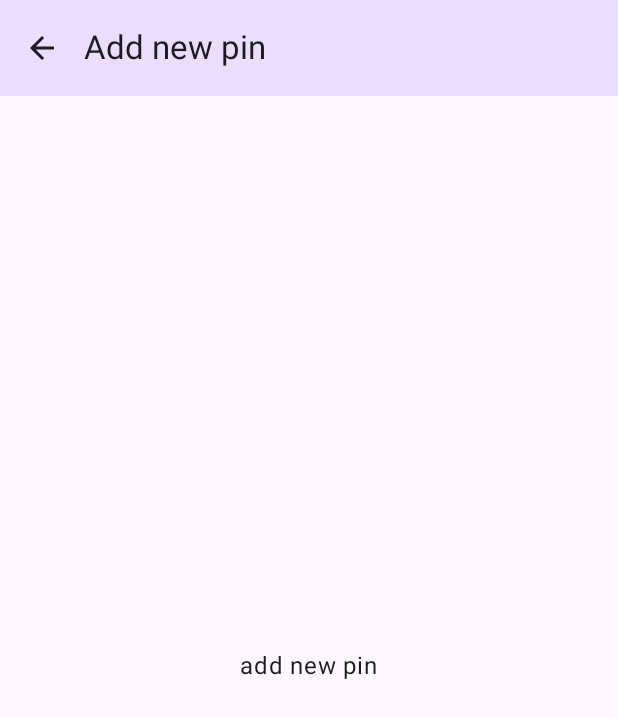
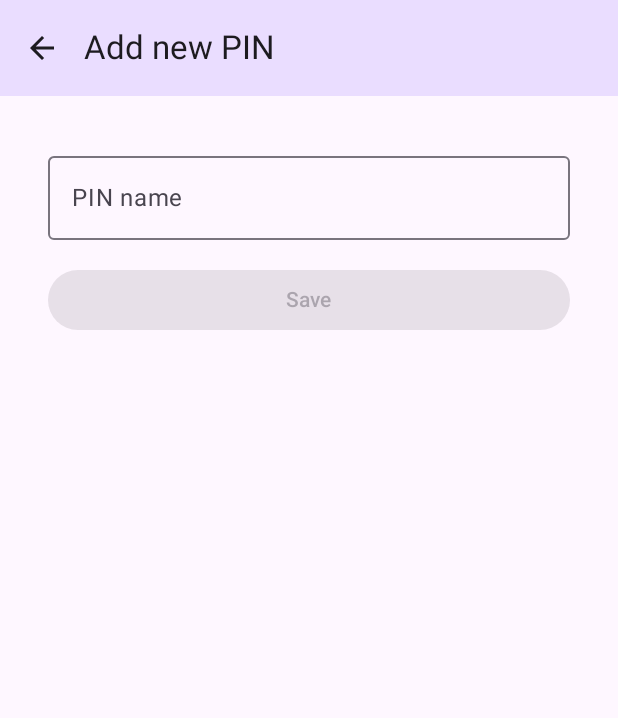
Before and after one commit to kubamyka/pin-manager, an Android app built with Jetpack Compose: the AddNewPin screen opened through its navigation route, on a phone screen of 412 x 824 dp. Shown: the top 718 px of the screen. Run offline under Robolectric (Android 15) with nearby library versions, the phone set to English and light mode, and no system bars; our stand-ins replace Dagger/Hilt's generated code.

Commit message:
add new pin to database

```diff
--- a/app/build.gradle.kts
+++ b/app/build.gradle.kts
@@ -56,6 +56,7 @@ dependencies {
     implementation(libs.androidx.lifecycle.runtime.ktx)
     implementation(libs.androidx.activity.compose)
     implementation(platform(libs.androidx.compose.bom))
+    implementation(libs.androidx.compose.navigation)
     implementation(libs.androidx.ui)
     implementation(libs.androidx.ui.graphics)
     implementation(libs.androidx.ui.tooling.preview)
--- a/app/src/main/java/com/kmcoding/pinmanager/data/db/PinDao.kt
+++ b/app/src/main/java/com/kmcoding/pinmanager/data/db/PinDao.kt
@@ -14,8 +14,8 @@ interface PinDao {
     @Query("SELECT * FROM pins ORDER BY name ASC")
     fun getAllPins(): Flow<List<Pin>>
 
-    @Query("SELECT * FROM pins WHERE id = :id")
-    fun getPin(id: Int): Flow<Pin>
+    @Query("SELECT * FROM pins WHERE name = :name")
+    fun getPin(name: String): Flow<Pin?>
 
     @Insert(onConflict = OnConflictStrategy.REPLACE)
     suspend fun insert(pin: Pin)
--- a/app/src/main/java/com/kmcoding/pinmanager/data/repository/PinRepositoryImpl.kt
+++ b/app/src/main/java/com/kmcoding/pinmanager/data/repository/PinRepositoryImpl.kt
@@ -13,7 +13,7 @@ class PinRepositoryImpl
     ) : PinRepository {
         override suspend fun getAllPins(): Flow<List<Pin>> = pinDao.getAllPins()
 
-        override suspend fun getPin(id: Int): Flow<Pin> = pinDao.getPin(id = id)
+        override suspend fun getPin(name: String): Flow<Pin?> = pinDao.getPin(name = name)
 
         override suspend fun insertPin(pin: Pin) {
             pinDao.insert(pin = pin)
--- a/app/src/main/java/com/kmcoding/pinmanager/domain/Pin.kt
+++ b/app/src/main/java/com/kmcoding/pinmanager/domain/Pin.kt
@@ -6,7 +6,7 @@ import androidx.room.PrimaryKey
 @Entity(tableName = "pins")
 data class Pin(
     @PrimaryKey(autoGenerate = true)
-    val id: Int,
+    val id: Int = 0,
     val name: String,
     val code: String,
 )
--- a/app/src/main/java/com/kmcoding/pinmanager/domain/repository/PinRepository.kt
+++ b/app/src/main/java/com/kmcoding/pinmanager/domain/repository/PinRepository.kt
@@ -6,7 +6,7 @@ import kotlinx.coroutines.flow.Flow
 interface PinRepository {
     suspend fun getAllPins(): Flow<List<Pin>>
 
-    suspend fun getPin(id: Int): Flow<Pin>
+    suspend fun getPin(name: String): Flow<Pin?>
 
     suspend fun insertPin(pin: Pin)
 
--- a/app/src/main/java/com/kmcoding/pinmanager/ui/add/AddNewPinScreen.kt
+++ b/app/src/main/java/com/kmcoding/pinmanager/ui/add/AddNewPinScreen.kt
@@ -1,28 +1,117 @@
 package com.kmcoding.pinmanager.ui.add
 
-import androidx.compose.foundation.layout.Arrangement
 import androidx.compose.foundation.layout.Column
-import androidx.compose.foundation.layout.fillMaxSize
+import androidx.compose.foundation.layout.fillMaxWidth
+import androidx.compose.foundation.layout.padding
+import androidx.compose.foundation.text.KeyboardActions
+import androidx.compose.foundation.text.KeyboardOptions
+import androidx.compose.material.icons.Icons
+import androidx.compose.material.icons.filled.Warning
+import androidx.compose.material3.Button
+import androidx.compose.material3.OutlinedTextField
 import androidx.compose.material3.Text
 import androidx.compose.runtime.Composable
+import androidx.compose.runtime.LaunchedEffect
+import androidx.compose.runtime.getValue
+import androidx.compose.runtime.mutableStateOf
+import androidx.compose.runtime.rememberCoroutineScope
+import androidx.compose.runtime.saveable.rememberSaveable
+import androidx.compose.runtime.setValue
 import androidx.compose.ui.Alignment
 import androidx.compose.ui.Modifier
+import androidx.compose.ui.res.stringResource
+import androidx.compose.ui.text.input.ImeAction
+import androidx.compose.ui.text.input.KeyboardType
 import androidx.compose.ui.tooling.preview.Preview
-import com.kmcoding.pinmanager.ui.content.PinManagerApp
+import androidx.compose.ui.unit.dp
+import androidx.hilt.navigation.compose.hiltViewModel
+import androidx.lifecycle.Lifecycle
+import androidx.lifecycle.compose.LocalLifecycleOwner
+import androidx.lifecycle.compose.collectAsStateWithLifecycle
+import androidx.lifecycle.repeatOnLifecycle
+import com.kmcoding.pinmanager.R
+import com.kmcoding.pinmanager.ui.util.PinAlertDialog
+import kotlinx.coroutines.Dispatchers
+import kotlinx.coroutines.launch
+import kotlinx.coroutines.withContext
 
 @Composable
-fun AddNewPinScreen(modifier: Modifier = Modifier) {
+fun AddNewPinScreen(
+    navigateBack: () -> Unit,
+    modifier: Modifier = Modifier,
+    viewModel: AddNewPinViewModel = hiltViewModel(),
+) {
+    val pinWithConflict by viewModel.pinWithConflict.collectAsStateWithLifecycle()
+    var text by rememberSaveable { mutableStateOf("") }
+    val coroutineScope = rememberCoroutineScope()
+    val lifecycleOwner = LocalLifecycleOwner.current
+
+    LaunchedEffect(lifecycleOwner.lifecycle) {
+        lifecycleOwner.repeatOnLifecycle(Lifecycle.State.STARTED) {
+            withContext(Dispatchers.Main.immediate) {
+                viewModel.navigateBackChannel.collect { shouldNavigateBack ->
+                    if (shouldNavigateBack) {
+                        navigateBack()
+                    }
+                }
+            }
+        }
+    }
+
     Column(
-        modifier = modifier.fillMaxSize(),
-        verticalArrangement = Arrangement.Center,
+        modifier = modifier.fillMaxWidth().padding(32.dp),
         horizontalAlignment = Alignment.CenterHorizontally,
     ) {
-        Text(text = "add new pin")
+        OutlinedTextField(
+            value = text,
+            onValueChange = { text = it },
+            label = { Text(text = stringResource(id = R.string.pin_name)) },
+            singleLine = true,
+            keyboardOptions =
+                KeyboardOptions.Default.copy(
+                    keyboardType = KeyboardType.Text,
+                    imeAction = ImeAction.Done,
+                ),
+            keyboardActions =
+                KeyboardActions(
+                    onDone = {
+                        viewModel.checkIfPinExistsInDatabase(text)
+                    },
+                ),
+            modifier = Modifier.fillMaxWidth().padding(bottom = 16.dp),
+        )
+
+        Button(
+            onClick = { viewModel.checkIfPinExistsInDatabase(text) },
+            enabled = text.isNotEmpty(),
+            modifier = Modifier.fillMaxWidth(),
+        ) {
+            Text(text = stringResource(id = R.string.save))
+        }
+
+        if (pinWithConflict != null) {
+            PinAlertDialog(
+                icon = Icons.Default.Warning,
+                iconContentDescription = stringResource(id = R.string.warning),
+                dialogTitle = stringResource(id = R.string.warning),
+                dialogText = stringResource(id = R.string.dialog_message_replace_pin),
+                confirmationButtonText = stringResource(id = R.string.replace),
+                dismissButtonText = stringResource(id = R.string.cancel),
+                onConfirmation = {
+                    coroutineScope.launch {
+                        viewModel.savePinToDatabase(text, pinWithConflict?.id)
+                    }
+                },
+                onDismissRequest = {
+                    viewModel.updatePinWithConflict(null)
+                },
+            )
+        }
     }
 }
 
 @Preview(showBackground = true)
 @Composable
 fun AddNewPinScreenPreview() {
-    AddNewPinScreen()
+    AddNewPinScreen(navigateBack = {})
 }
--- /dev/null
+++ b/app/src/main/java/com/kmcoding/pinmanager/ui/add/AddNewPinViewModel.kt
@@ -0,0 +1,66 @@
+package com.kmcoding.pinmanager.ui.add
+
+import androidx.lifecycle.ViewModel
+import androidx.lifecycle.viewModelScope
+import com.kmcoding.pinmanager.domain.Pin
+import com.kmcoding.pinmanager.domain.repository.PinRepository
+import dagger.hilt.android.lifecycle.HiltViewModel
+import kotlinx.coroutines.channels.Channel
+import kotlinx.coroutines.flow.MutableStateFlow
+import kotlinx.coroutines.flow.asStateFlow
+import kotlinx.coroutines.flow.firstOrNull
+import kotlinx.coroutines.flow.receiveAsFlow
+import kotlinx.coroutines.launch
+import javax.inject.Inject
+import kotlin.random.Random
+
+@HiltViewModel
+class AddNewPinViewModel
+    @Inject
+    constructor(
+        private val pinRepository: PinRepository,
+    ) : ViewModel() {
+        private val _pinWithConflict = MutableStateFlow<Pin?>(null)
+        var pinWithConflict = _pinWithConflict.asStateFlow()
+        private val _navigateBackChannel = Channel<Boolean>()
+        var navigateBackChannel = _navigateBackChannel.receiveAsFlow()
+
+        fun checkIfPinExistsInDatabase(name: String) {
+            viewModelScope.launch {
+                val pin = pinRepository.getPin(name = name).firstOrNull()
+                if (pin != null) {
+                    updatePinWithConflict(pin)
+                } else {
+                    savePinToDatabase(name = name)
+                }
+            }
+        }
+
+        private fun generatePinCode(): String {
+            val pinCodeLength = 6
+            var pinCode = ""
+            repeat(pinCodeLength) {
+                val randomNumber = Random.nextInt(10)
+                pinCode = pinCode.plus(randomNumber)
+            }
+            return pinCode
+        }
+
+        suspend fun savePinToDatabase(
+            name: String,
+            id: Int? = null,
+        ) {
+            val pin =
+                if (id != null) {
+                    Pin(name = name, code = generatePinCode(), id = id)
+                } else {
+                    Pin(name = name, code = generatePinCode())
+                }
+            pinRepository.insertPin(pin)
+            _navigateBackChannel.send(true)
+        }
+
+        fun updatePinWithConflict(value: Pin?) {
+            _pinWithConflict.value = value
+        }
+    }
--- a/app/src/main/java/com/kmcoding/pinmanager/ui/nav/PinNavHost.kt
+++ b/app/src/main/java/com/kmcoding/pinmanager/ui/nav/PinNavHost.kt
@@ -1,5 +1,12 @@
 package com.kmcoding.pinmanager.ui.nav
 
+import androidx.compose.animation.AnimatedContentTransitionScope
+import androidx.compose.animation.core.EaseIn
+import androidx.compose.animation.core.EaseOut
+import androidx.compose.animation.core.LinearEasing
+import androidx.compose.animation.core.tween
+import androidx.compose.animation.fadeIn
+import androidx.compose.animation.fadeOut
 import androidx.compose.foundation.layout.fillMaxSize
 import androidx.compose.runtime.Composable
 import androidx.compose.ui.Modifier
@@ -24,8 +31,36 @@ fun PinNavHost(
             HomeScreen()
         }
 
-        composable(route = NavScreen.AddNewPin.name) {
-            AddNewPinScreen()
+        composable(
+            route = NavScreen.AddNewPin.name,
+            enterTransition = {
+                fadeIn(
+                    animationSpec =
+                        tween(
+                            300,
+                            easing = LinearEasing,
+                        ),
+                ) +
+                    slideIntoContainer(
+                        animationSpec = tween(300, easing = EaseIn),
+                        towards = AnimatedContentTransitionScope.SlideDirection.Start,
+                    )
+            },
+            exitTransition = {
+                fadeOut(
+                    animationSpec =
+                        tween(
+                            300,
+                            easing = LinearEasing,
+                        ),
+                ) +
+                    slideOutOfContainer(
+                        animationSpec = tween(300, easing = EaseOut),
+                        towards = AnimatedContentTransitionScope.SlideDirection.End,
+                    )
+            },
+        ) {
+            AddNewPinScreen(navigateBack = { navController.navigateUp() })
         }
     }
 }
--- a/app/src/main/res/values/strings.xml
+++ b/app/src/main/res/values/strings.xml
@@ -1,9 +1,18 @@
 <resources>
-  <string name="app_name">Pin Manager</string>
+  <string name="app_name">PIN Manager</string>
 
-  <string name="pin_manager">Pin manager</string>
-  <string name="add_new_pin">Add new pin</string>
+  <string name="pin_manager">PIN manager</string>
+  <string name="add_new_pin">Add new PIN</string>
+
+  <string name="pin_name">PIN name</string>
+  <string name="pin_code">PIN code</string>
 
   <string name="back">Back</string>
+  <string name="save">Save</string>
+  <string name="replace">Replace</string>
+  <string name="cancel">Cancel</string>
+  <string name="warning">Warning</string>
+
+  <string name="dialog_message_replace_pin">PIN with entered name already exists in database. Do you want to replace it?</string>
 
 </resources>
--- a/gradle/libs.versions.toml
+++ b/gradle/libs.versions.toml
@@ -8,6 +8,7 @@ espressoCore = "3.6.1"
 lifecycleRuntimeKtx = "2.8.5"
 activityCompose = "1.9.2"
 composeBom = "2024.09.01"
+composeNavigationVersion = "2.8.0"
 kspVersion = "2.0.0-1.0.24"
 hiltVersion = "2.51.1"
 hiltNavigationVersion = "1.2.0"
@@ -23,6 +24,7 @@ androidx-espresso-core = { group = "androidx.test.espresso", name = "espresso-co
 androidx-lifecycle-runtime-ktx = { group = "androidx.lifecycle", name = "lifecycle-runtime-ktx", version.ref = "lifecycleRuntimeKtx" }
 androidx-activity-compose = { group = "androidx.activity", name = "activity-compose", version.ref = "activityCompose" }
 androidx-compose-bom = { group = "androidx.compose", name = "compose-bom", version.ref = "composeBom" }
+androidx-compose-navigation = { group = "androidx.navigation", name = "navigation-compose", version.ref = "composeNavigationVersion" }
 androidx-ui = { group = "androidx.compose.ui", name = "ui" }
 androidx-ui-graphics = { group = "androidx.compose.ui", name = "ui-graphics" }
 androidx-ui-tooling = { group = "androidx.compose.ui", name = "ui-tooling" }
```
Also changed, not shown: app/src/main/java/com/kmcoding/pinmanager/ui/util/PinAlertDialog.kt (added, +42 -0 lines). Lines whose indentation alone changed are shown as unchanged.
